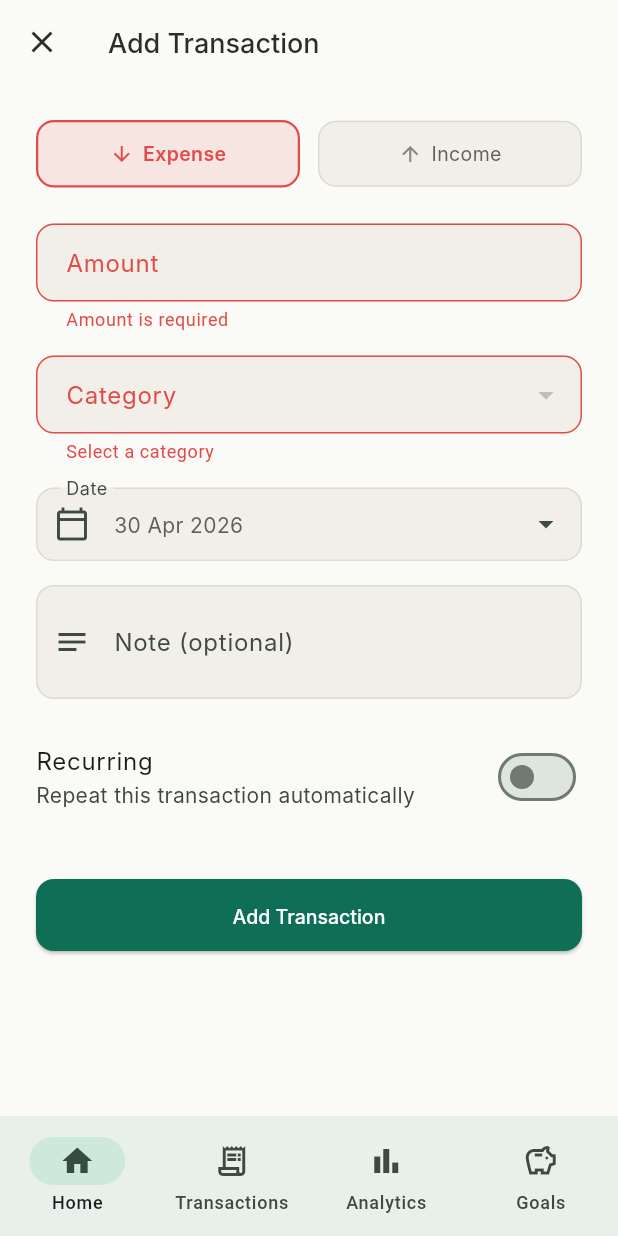
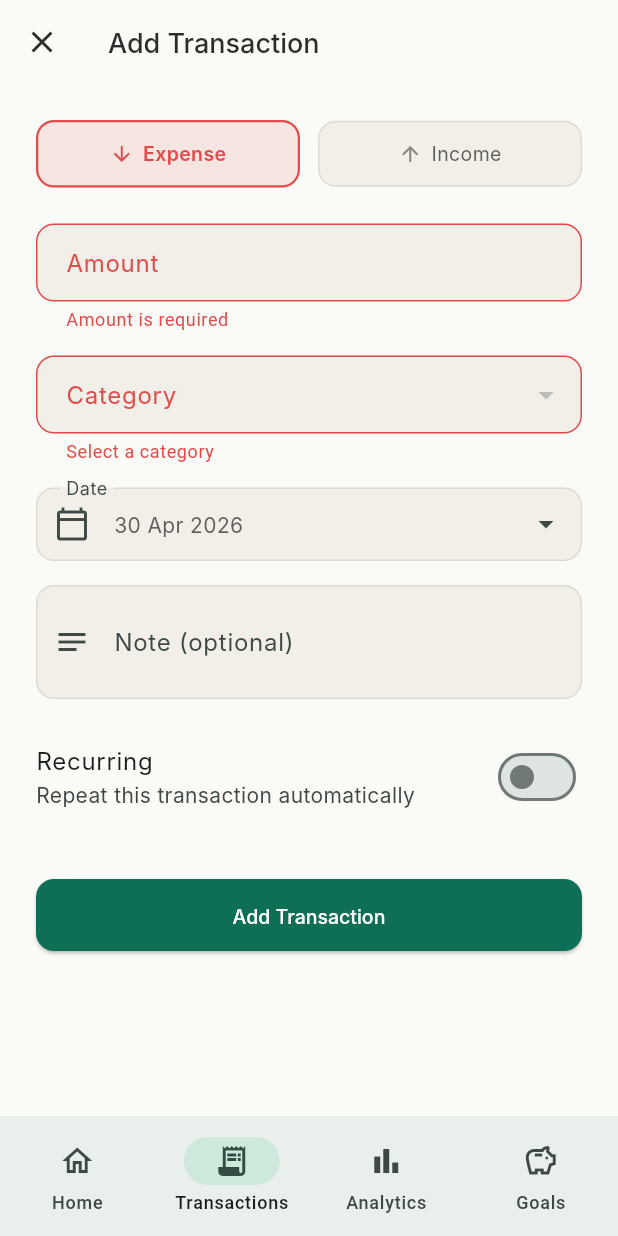
Before and after one commit to KartavyaY/SpendSnap, a Flutter app: the AddTransactionPage screen opened by its route, after a tap on "Add Transaction", on a phone screen of 412 x 824 dp. Run offline on Flutter 3.47's test engine with Material 3 defaults, Android fonts, the phone set to English and light mode, and no system bars; our stand-ins replace cloud_firestore, connectivity_plus, equatable, firebase_auth, firebase_core, fl_chart and 4 more; accounts and stored records are empty; generated files the repository leaves out were written again; Roboto replaces fonts that are missing (Inter).

Commit message:
fix: resolve Firebase/iOS setup issues and polish core UX
- Upgrade Firebase packages to v3/v5 (GoogleUtilities 8.x compat)
- Fix Google Sign-In web: use correct web OAuth client ID
- Fix iOS bundle ID: com.example.financeApp → com.spendsnap.spendsnap
- Add reversed client ID URL scheme to Info.plist for Google Sign-In
- Add platform iOS 13.0 to Podfile; fix pod install
- Seed default categories for Google sign-in users with no categories
- Fix tab bar highlight: exact match for / route
- Fix navigation: use canPop/go fallback on add/edit transaction
- Fix transaction list: show tile even when category not found
- Make TransactionTile.category nullable with Unknown fallback
- Add daily frequency option to recurring transactions
- Add firebase.json firestore config + indexes file
- Add error state handler on goals page (shows empty state)
- AppBar: add scroll shadow + systemOverlayStyle for status bar
- Dismiss keyboard on tap outside via GestureDetector in MainShell

```diff
--- /dev/null
+++ b/firestore.indexes.json
@@ -0,0 +1,4 @@
+{
+  "indexes": [],
+  "fieldOverrides": []
+}
--- a/lib/core/routing/app_router.dart
+++ b/lib/core/routing/app_router.dart
@@ -1,5 +1,4 @@
 import 'package:flutter/material.dart';
-import 'package:flutter_bloc/flutter_bloc.dart';
 import 'package:go_router/go_router.dart';
 
 import '../../shared/widgets/offline_banner.dart';
@@ -111,10 +110,14 @@ class MainShell extends StatelessWidget {
   @override
   Widget build(BuildContext context) {
     final location = GoRouterState.of(context).matchedLocation;
-    int currentIndex = _tabs.indexWhere((t) => location.startsWith(t.$1));
+    int currentIndex = _tabs.indexWhere((t) =>
+        t.$1 == '/' ? location == '/' : location.startsWith(t.$1));
     if (currentIndex < 0) currentIndex = 0;
 
-    return Scaffold(
+    return GestureDetector(
+      behavior: HitTestBehavior.opaque,
+      onTap: () => FocusManager.instance.primaryFocus?.unfocus(),
+      child: Scaffold(
         body: Column(
           children: [
             const OfflineBanner(),
@@ -132,6 +135,7 @@ class MainShell extends StatelessWidget {
                 ))
             .toList(),
       ),
+    ),
     );
   }
 }
--- a/lib/features/auth/presentation/pages/login_page.dart
+++ b/lib/features/auth/presentation/pages/login_page.dart
@@ -5,7 +5,6 @@ import 'package:go_router/go_router.dart';
 import '../../../../core/theme/app_colors.dart';
 import '../../../../core/theme/app_typography.dart';
 import '../../../../core/utils/validators.dart';
-import '../../../../shared/widgets/loading_indicator.dart';
 import '../../../../shared/widgets/primary_button.dart';
 import '../bloc/auth_bloc.dart';
 import '../bloc/auth_event.dart';
--- a/lib/features/budgets/presentation/pages/budget_page.dart
+++ b/lib/features/budgets/presentation/pages/budget_page.dart
@@ -75,7 +75,7 @@ class _BudgetPageState extends State<BudgetPage> {
                 ),
                 const SizedBox(height: 16),
 
-                Text('By Category', style: AppTypography.headingMedium),
+                const Text('By Category', style: AppTypography.headingMedium),
                 const SizedBox(height: 12),
 
                 ...state.budgets.map((b) => Padding(
--- a/lib/features/categories/presentation/pages/categories_page.dart
+++ b/lib/features/categories/presentation/pages/categories_page.dart
@@ -257,7 +257,7 @@ class _CategoryFormSheetState extends State<_CategoryFormSheet> {
           ),
           const SizedBox(height: 16),
 
-          Text('Color', style: AppTypography.label),
+          const Text('Color', style: AppTypography.label),
           const SizedBox(height: 8),
           Wrap(
             spacing: 8,
--- a/lib/features/dashboard/presentation/pages/dashboard_page.dart
+++ b/lib/features/dashboard/presentation/pages/dashboard_page.dart
@@ -142,7 +142,7 @@ class _DashboardPageState extends State<DashboardPage> {
                             return Column(
                               crossAxisAlignment: CrossAxisAlignment.start,
                               children: [
-                                Row(
+                                const Row(
                                   mainAxisAlignment:
                                       MainAxisAlignment.spaceBetween,
                                   children: [
@@ -168,7 +168,7 @@ class _DashboardPageState extends State<DashboardPage> {
                           mainAxisAlignment:
                               MainAxisAlignment.spaceBetween,
                           children: [
-                            Text('Recent',
+                            const Text('Recent',
                                 style: AppTypography.headingMedium),
                             TextButton(
                               onPressed: () =>
@@ -225,7 +225,7 @@ class _DashboardPageState extends State<DashboardPage> {
                                   mainAxisAlignment:
                                       MainAxisAlignment.spaceBetween,
                                   children: [
-                                    Text('Goals',
+                                    const Text('Goals',
                                         style:
                                             AppTypography.headingMedium),
                                     TextButton(
--- a/lib/features/transactions/presentation/pages/add_transaction_page.dart
+++ b/lib/features/transactions/presentation/pages/add_transaction_page.dart
@@ -87,7 +87,11 @@ class _AddTransactionPageState extends State<AddTransactionPage> {
     } else {
       context.read<TransactionBloc>().add(AddTransaction(txn));
     }
-    context.pop();
+    if (context.canPop()) {
+      context.pop();
+    } else {
+      context.go('/transactions');
+    }
   }
 
   @override
@@ -119,7 +123,13 @@ class _AddTransactionPageState extends State<AddTransactionPage> {
                 widget.editId != null ? 'Edit Transaction' : 'Add Transaction'),
             leading: IconButton(
               icon: const Icon(Icons.close),
-              onPressed: () => context.pop(),
+              onPressed: () {
+                if (context.canPop()) {
+                  context.pop();
+                } else {
+                  context.go('/transactions');
+                }
+              },
             ),
           ),
           body: SingleChildScrollView(
@@ -173,7 +183,7 @@ class _AddTransactionPageState extends State<AddTransactionPage> {
 
                   // Category dropdown
                   DropdownButtonFormField<CategoryModel>(
-                    value: _selectedCategory,
+                    initialValue: _selectedCategory,
                     decoration: const InputDecoration(labelText: 'Category'),
                     items: categories
                         .map((c) => DropdownMenuItem(
@@ -234,16 +244,18 @@ class _AddTransactionPageState extends State<AddTransactionPage> {
                     title: const Text('Recurring'),
                     subtitle: const Text('Repeat this transaction automatically'),
                     contentPadding: EdgeInsets.zero,
-                    activeColor: AppColors.primary,
+                    activeThumbColor: AppColors.primary,
                   ),
 
                   if (_isRecurring) ...[
                     const SizedBox(height: 8),
                     DropdownButtonFormField<String>(
-                      value: _recurringFreq,
+                      initialValue: _recurringFreq,
                       decoration:
                           const InputDecoration(labelText: 'Frequency'),
                       items: const [
+                        DropdownMenuItem(
+                            value: 'daily', child: Text('Daily')),
                         DropdownMenuItem(
                             value: 'weekly', child: Text('Weekly')),
                         DropdownMenuItem(
--- a/lib/shared/widgets/primary_button.dart
+++ b/lib/shared/widgets/primary_button.dart
@@ -109,15 +109,15 @@ class GoogleSignInButton extends StatelessWidget {
                 height: 20,
                 child: CircularProgressIndicator(strokeWidth: 2),
               )
-            : Row(
+            : const Row(
                 mainAxisSize: MainAxisSize.min,
                 children: [
-                  const Text('G', style: TextStyle(
+                  Text('G', style: TextStyle(
                     fontSize: 18,
                     fontWeight: FontWeight.w700,
                     color: AppColors.danger,
                   )),
-                  const SizedBox(width: 8),
+                  SizedBox(width: 8),
                   Text(
                     'Continue with Google',
                     style: AppTypography.label,
--- a/pubspec.yaml
+++ b/pubspec.yaml
@@ -16,9 +16,9 @@ dependencies:
   equatable: ^2.0.5
 
   # Firebase
-  firebase_core: ^2.32.0
-  firebase_auth: ^4.20.0
-  cloud_firestore: ^4.17.5
+  firebase_core: ^3.6.0
+  firebase_auth: ^5.3.0
+  cloud_firestore: ^5.4.0
   google_sign_in: ^6.2.1
 
   # Routing
```
Also changed, not shown: lib/core/di/service_locator.dart (+6 -1 lines), lib/core/theme/app_theme.dart (+15 -4 lines), lib/features/analytics/presentation/pages/analytics_page.dart (+5 -5 lines), lib/features/auth/data/auth_repository.dart (+14 -1 lines), lib/features/goals/presentation/pages/goals_page.dart (+19 -9 lines), lib/features/transactions/presentation/pages/transaction_list_page.dart (+6 -8 lines), lib/shared/widgets/transaction_tile.dart (+6 -6 lines), firebase.json (added), pubspec.lock, 5 other files. Lines whose indentation alone changed are shown as unchanged.
